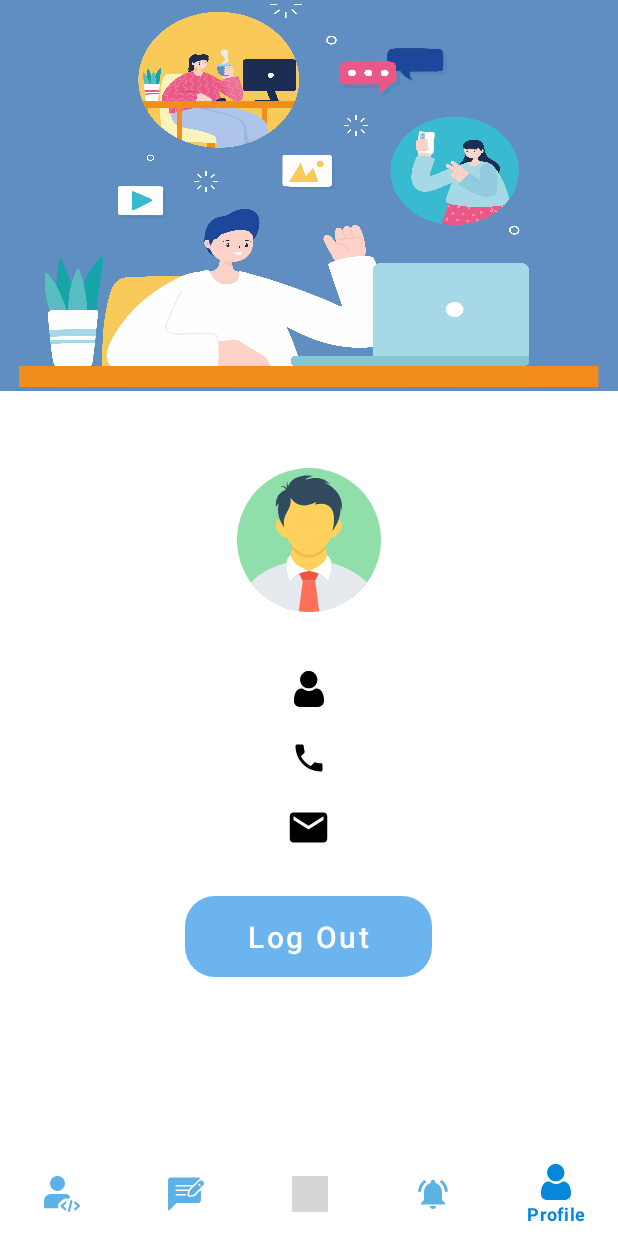
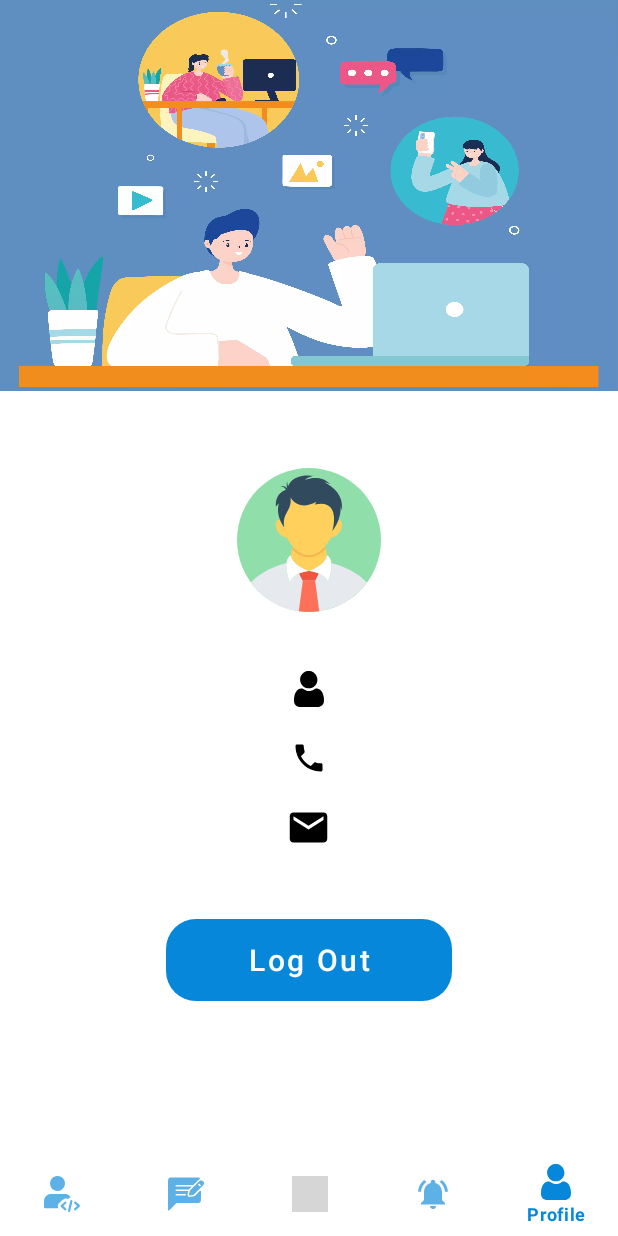
Before and after one commit to Hiteshsukhwani29/Estudier, an Android app: the screen it shows after launch once a user with an empty profile is signed in (Main2Activity), item 5 of the bottom bar chosen, on a phone screen of 412 x 824 dp. Run offline under Robolectric (Android 15) with nearby library versions, the phone set to English and light mode, and no system bars; our stand-ins replace Firebase (no records; nobody signed in at launch, a user with empty details on screens opened directly), Picasso; pictures from the network do not load; Roboto replaces fonts that are not available here; grey boxes are pictures that could not be loaded.

Commit message:
Minor Changes

```diff
--- a/app/src/main/java/com/scriptech/vstudy/Profile.java
+++ b/app/src/main/java/com/scriptech/vstudy/Profile.java
@@ -76,9 +76,9 @@ public class Profile extends Fragment {
                             a = document.getString("name");
                             b = document.getString("number");
                             c = document.getString("email");
-                            Name.setText(a);
-                            Phoneno.setText(b);
-                            Email.setText(c);
+                            Name.setText("    "+a);
+                            Phoneno.setText("    "+b);
+                            Email.setText("    "+c);
                         } else {
                             Log.d("LOGGER", "Error");
                         }
--- a/app/src/main/res/layout/card_all_video.xml
+++ b/app/src/main/res/layout/card_all_video.xml
@@ -9,7 +9,7 @@
 
         android:layout_width="match_parent"
         android:layout_height="match_parent"
-        android:layout_margin="2dp"
+        android:layout_margin="10dp"
         app:cardCornerRadius="10dp">
 
         <ImageView
--- a/app/src/main/res/layout/frag_profile.xml
+++ b/app/src/main/res/layout/frag_profile.xml
@@ -32,7 +32,7 @@
             android:id="@+id/img_view2"
             android:layout_width="96dp"
             android:layout_height="96dp"
-            android:src="@drawable/ic_profile_pic" />
+            app:srcCompat="@drawable/ic_profile_pic" />
 
     </LinearLayout>
 
@@ -103,33 +103,31 @@
     <LinearLayout
         android:layout_width="match_parent"
         android:layout_height="0dp"
-        android:layout_weight="7"
+        android:layout_weight="11"
         android:orientation="horizontal"
         android:weightSum="100">
 
         <View
             android:layout_width="0dp"
             android:layout_height="match_parent"
-            android:layout_weight="30" />
+            android:layout_weight="25" />
 
         <Button
             android:id="@+id/btn_logout"
             android:layout_width="0dp"
             android:layout_height="match_parent"
-            android:layout_weight="40"
+            android:layout_margin="15dp"
+            android:layout_weight="50"
             android:background="@drawable/btn_getotp"
             android:text="Log Out"
             android:textAllCaps="false"
             android:textColor="#FFFFFF"
-            android:textSize="20sp"
-            app:backgroundTint="#6CB4EE"
-
-            />
+            android:textSize="20sp" />
 
         <View
             android:layout_width="0dp"
             android:layout_height="match_parent"
-            android:layout_weight="30" />
+            android:layout_weight="25" />
     </LinearLayout>
 
     <View
```
